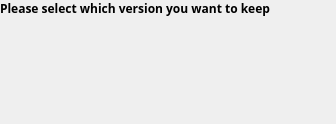
First picture: the form in src/MEGASync/stalled_issues/gui/stalled_issues_cases/ui/LocalAndRemoteDifferentWidget.ui, repository meganz/MEGAsync, before the edit.
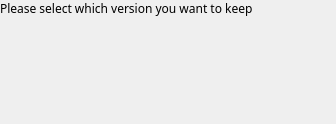
Second picture: the form after the edit. Custom widgets are drawn as their Qt base class.

Diff of the .ui file:
```diff
--- a/src/MEGASync/stalled_issues/gui/stalled_issues_cases/ui/LocalAndRemoteDifferentWidget.ui
+++ b/src/MEGASync/stalled_issues/gui/stalled_issues_cases/ui/LocalAndRemoteDifferentWidget.ui
@@ -34,7 +34,7 @@
      <property name="font">
       <font>
        <family>Lato 13</family>
-       <bold>true</bold>
+       <bold>false</bold>
       </font>
      </property>
      <property name="text">
```
Left out of the diff: 7 changed lines with no effect on the pictures.
